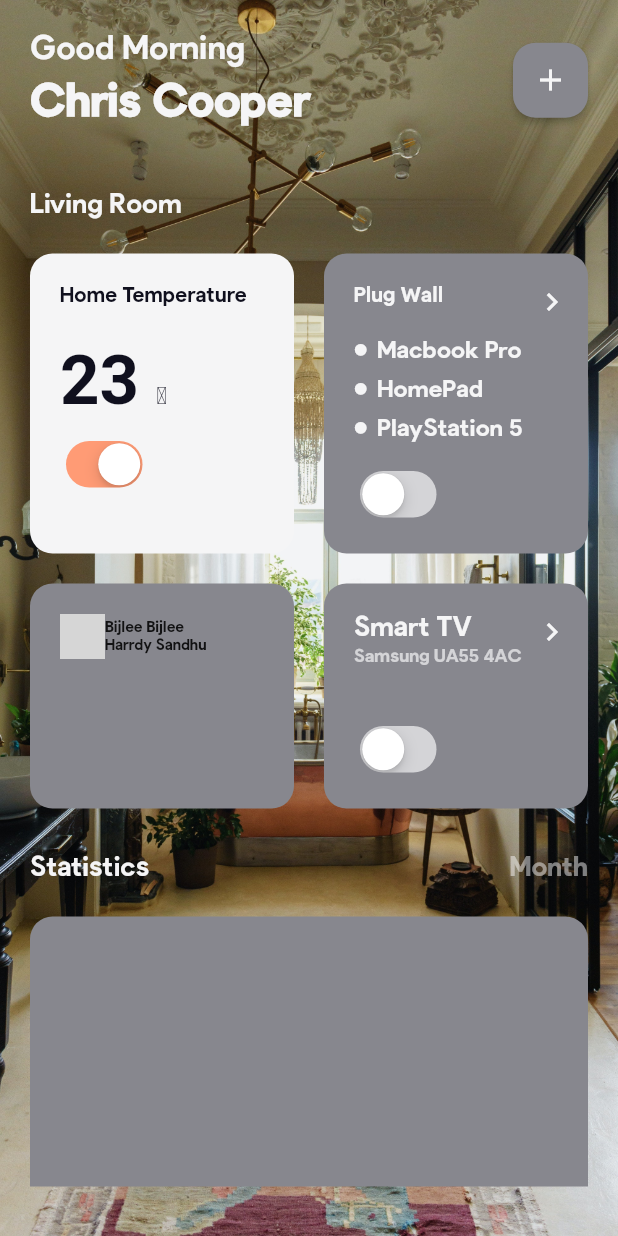
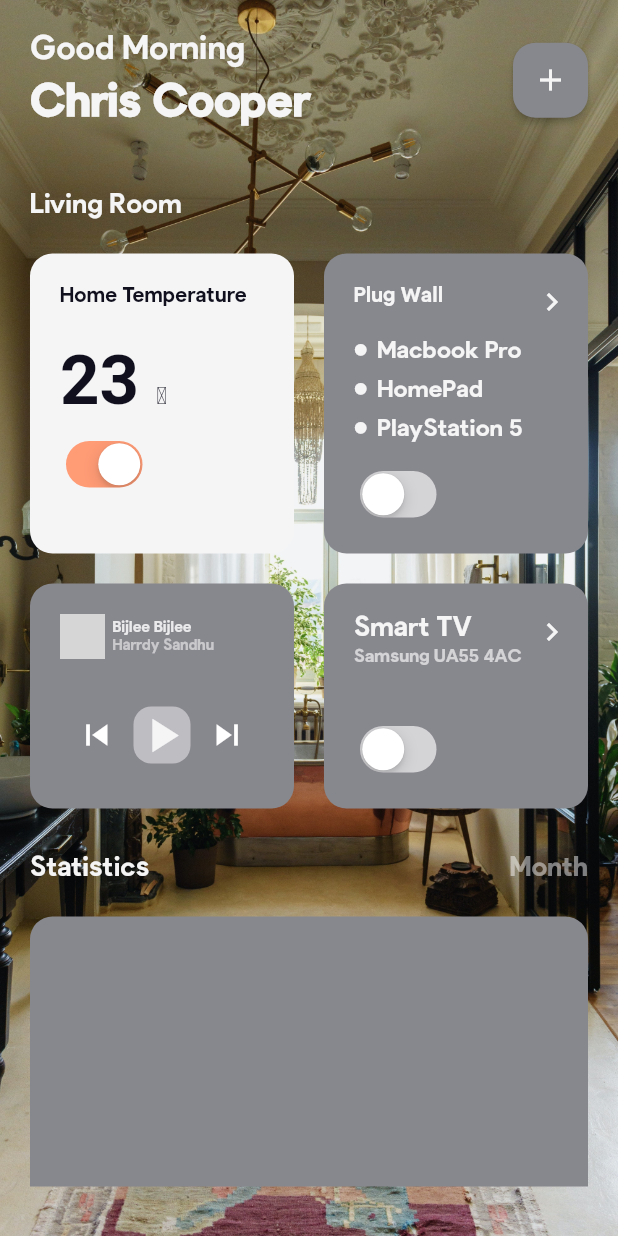
Before and after one commit to prateek601/smart_home_manager, a Flutter app: the screen it shows after launch, on a phone screen of 412 x 824 dp. Run offline on Flutter 3.47's test engine with Material 2 defaults, Android fonts, the phone set to English and light mode, and no system bars; our stand-ins replace assets_audio_player; network calls fail; grey boxes are pictures that could not be loaded.

Commit message:
music card completed

```diff
--- a/lib/screens/home/cards/MusicCard.dart
+++ b/lib/screens/home/cards/MusicCard.dart
@@ -1,3 +1,6 @@
+import 'dart:async';
+
+import 'package:assets_audio_player/assets_audio_player.dart';
 import 'package:flutter/material.dart';
 import 'package:smart_home_manager/constants.dart';
 import 'package:smart_home_manager/data/SongData.dart';
@@ -27,19 +30,11 @@ class _MusicCardState extends State<MusicCard> {
       )
     ];
 
-  late String _coverArt;
-  late String _title;
-  late String _url;
-  late String _artist;
+  int index = 0;
 
-  @override
-  void initState() {
-    super.initState();
-    _coverArt = songs[0].coverArt;
-    _title = songs[0].title;
-    _artist = songs[0].artist;
-    _url = songs[0].url;
-  }
+  AssetsAudioPlayer? _assetsAudioPlayer;
+  bool isPlaying = false;
+  StreamSubscription? streamSubscriptionPlayerStatePlaying;
 
   @override
   Widget build(BuildContext context) {
@@ -49,40 +44,168 @@ class _MusicCardState extends State<MusicCard> {
       child: Padding(
         padding: const EdgeInsets.symmetric(vertical: 20,horizontal: 20),
         child: Column(
+          mainAxisAlignment: MainAxisAlignment.spaceBetween,
           children: [
             Row(
               children: [
-                Row(
-                  children: [
-                    Image.network(
-                      _coverArt,
-                      height: 30,
-                      width: 30,
-                    ),
-                    Column(
+                ClipRRect(
+                  borderRadius: BorderRadius.circular(10),
+                  child: Image.network(
+                    songs[index].coverArt,
+                    height: 30,
+                    width: 30,
+                  ),
+                ),
+                Expanded(
+                  child: Padding(
+                    padding: const EdgeInsets.only(left: 5),
+                    child: Column(
                       crossAxisAlignment: CrossAxisAlignment.start,
                       children: [
                         Text(
-                          _title,
+                          songs[index].title,
+                          overflow: TextOverflow.ellipsis,
                           style: TextStyle(
-                            fontSize: 10
+                            fontSize: 10,
+                            color: Constants.whiteColor.withOpacity(0.9)
                           ),
                         ),
                         Text(
-                          _artist,
+                          songs[index].artist,
+                          overflow: TextOverflow.ellipsis,
                           style: TextStyle(
-                              fontSize: 10
+                            fontSize: 10,
+                            color: Constants.whiteColor.withOpacity(0.6)
                           ),
                         )
                       ],
-                    )
-                  ],
-                )
+                    ),
+                  ),
+                ),
               ],
+            ),
+            Padding(
+              padding: const EdgeInsets.only(bottom: 10),
+              child: Row(
+                mainAxisAlignment: MainAxisAlignment.spaceEvenly,
+                children: [
+                  InkWell(
+                    splashColor: Colors.transparent,
+                    highlightColor: Colors.transparent,
+                    onTap: () {
+                      onPreviousTapped();
+                    },
+                    child: Icon(
+                      Icons.skip_previous,
+                      color: Colors.white,
+                      size: 28,
+                    ),
+                  ),
+                  InkWell(
+                    onTap: () {
+                      onPlayTapped();
+                    },
+                    child: Container(
+                      decoration: BoxDecoration(
+                        color: Constants.whiteColor.withOpacity(0.5),
+                        borderRadius: BorderRadius.circular(12)
+                      ),
+                      child: Icon(
+                        isPlaying
+                        ?
+                        Icons.pause
+                        :
+                        Icons.play_arrow,
+                        size: 38,
+                        color: Constants.whiteColor,
+                      ),
+                    ),
+                  ),
+                  InkWell(
+                    splashColor: Colors.transparent,
+                    highlightColor: Colors.transparent,
+                    onTap: () {
+                      onNextTapped();
+                    },
+                    child: Icon(
+                      Icons.skip_next,
+                      color: Colors.white,
+                      size: 28,
+                    ),
+                  ),
+                ],
+              ),
             )
           ],
         ),
       )
     );
   }
+
+  void playSong() {
+    _assetsAudioPlayer = AssetsAudioPlayer.withId('music');
+    _assetsAudioPlayer!.open(
+      Audio.network(
+        songs[index].url,
+        metas: Metas(
+          id: 'Online',
+          title: songs[index].title,
+          artist: songs[index].artist,
+          album: 'OnlineAlbum',
+          image: MetasImage.network(songs[index].coverArt)
+        )
+      ),
+      autoStart: true,
+      showNotification: false,
+      audioFocusStrategy: AssetsAudioPlayer.defaultFocusStrategy
+    );
+
+    playerEvent();
+  }
+
+  void playerEvent() {
+    if (streamSubscriptionPlayerStatePlaying != null) {
+      streamSubscriptionPlayerStatePlaying!.cancel();
+    }
+    streamSubscriptionPlayerStatePlaying =
+        _assetsAudioPlayer!.isPlaying.listen((event) {
+          setState(() {
+            isPlaying = event;
+          });
+        });
+  }
+
+  void onNextTapped() {
+    if(index == songs.length - 1) {
+      index = 0;
+    } else {
+      index++;
+    }
+    setState(() {});
+    playSong();
+  }
+
+  void onPreviousTapped() {
+    if(index == 0) {
+      index = songs.length - 1;
+    } else {
+      index--;
+    }
+    setState(() {});
+    playSong();
+  }
+
+  void onPlayTapped() {
+    setState(() {
+      if(_assetsAudioPlayer == null) {
+        playSong();
+      } else {
+        if(isPlaying) {
+          _assetsAudioPlayer!.pause();
+        } else {
+          _assetsAudioPlayer!.play();
+        }
+      }
+    });
+  }
 }
--- a/pubspec.yaml
+++ b/pubspec.yaml
@@ -28,6 +28,7 @@ dependencies:
   # The following adds the Cupertino Icons font to your application.
   # Use with the CupertinoIcons class for iOS style icons.
   cupertino_icons: ^1.0.2
+  assets_audio_player: ^3.0.3+6
 
 dev_dependencies:
   flutter_test:
```
Also changed, not shown: pubspec.lock, 1 other file.
